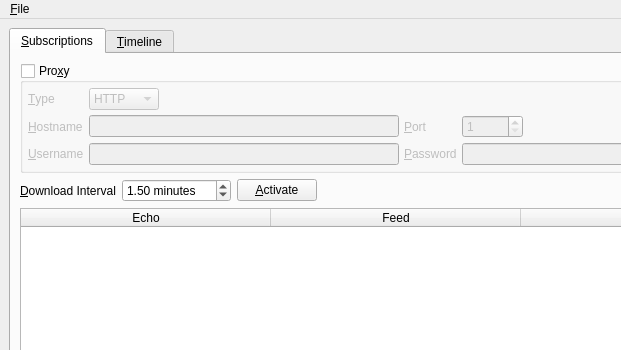
textbrowser/spot-on, file branches/trunk/UI/spot-on-rss.ui: the form before one commit; both pictures show x 0 to 621 and y 0 to 350 of the 800 by 600 pixel window.
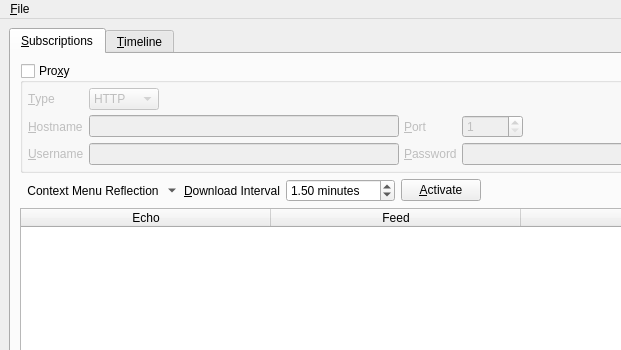
The form after the commit. Icons and pictures are not drawn.

```diff
--- a/branches/trunk/UI/spot-on-rss.ui
+++ b/branches/trunk/UI/spot-on-rss.ui
@@ -187,6 +187,26 @@
         </item>
         <item>
          <layout class="QHBoxLayout" name="horizontalLayout_2">
+          <item>
+           <widget class="QToolButton" name="action_menu">
+            <property name="toolTip">
+             <string>Context Menu</string>
+            </property>
+            <property name="text">
+             <string>Context Menu Reflection</string>
+            </property>
+            <property name="icon">
+             <iconset resource="../Icons/icons.qrc">
+              <normaloff>:/generic/menu.png</normaloff>:/generic/menu.png</iconset>
+            </property>
+            <property name="popupMode">
+             <enum>QToolButton::MenuButtonPopup</enum>
+            </property>
+            <property name="autoRaise">
+             <bool>true</bool>
+            </property>
+           </widget>
+          </item>
           <item>
            <widget class="QLabel" name="label">
             <property name="text">
```
